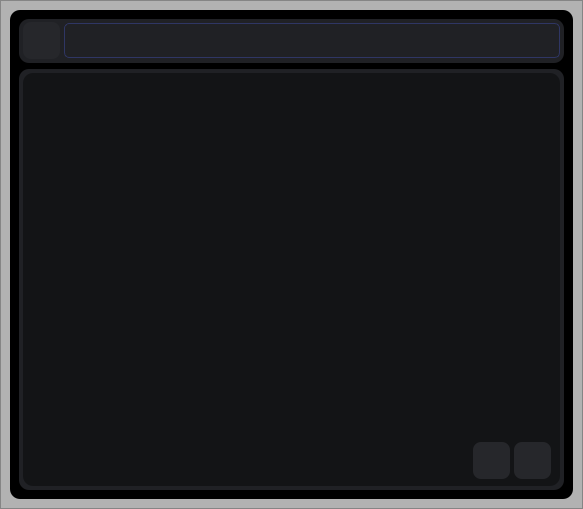
Above: src/gui/ui/windows/ui_file/painel_de_produtos_a_venda.ui from NdondaDaniel2020/SalesManagement before the change. Below: the same form after it.
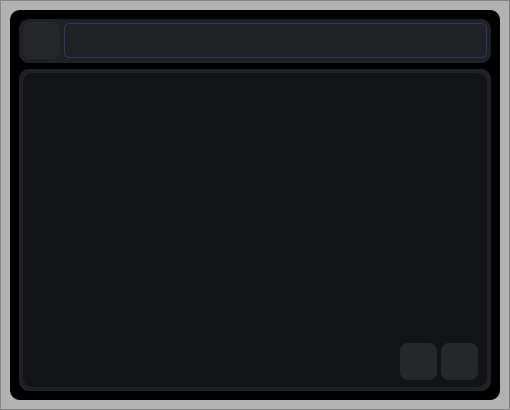
That is the form after the change. Icons and pictures are not drawn.

```diff
--- a/src/gui/ui/windows/ui_file/painel_de_produtos_a_venda.ui
+++ b/src/gui/ui/windows/ui_file/painel_de_produtos_a_venda.ui
@@ -6,8 +6,8 @@
    <rect>
     <x>0</x>
     <y>0</y>
-    <width>583</width>
-    <height>509</height>
+    <width>510</width>
+    <height>410</height>
    </rect>
   </property>
   <property name="windowTitle">
@@ -41,8 +41,20 @@
       <enum>QFrame::Raised</enum>
      </property>
      <layout class="QVBoxLayout" name="verticalLayout">
-      <item>
-       <widget class="QFrame" name="frame">
+      <item alignment="Qt::AlignHCenter|Qt::AlignVCenter">
+       <widget class="QFrame" name="frame_center">
+        <property name="minimumSize">
+         <size>
+          <width>490</width>
+          <height>390</height>
+         </size>
+        </property>
+        <property name="maximumSize">
+         <size>
+          <width>490</width>
+          <height>390</height>
+         </size>
+        </property>
         <property name="styleSheet">
          <string notr="true">QFrame{
 background-color: rgb(0, 0, 0);
@@ -331,8 +343,8 @@
                    <rect>
                     <x>0</x>
                     <y>0</y>
-                    <width>527</width>
-                    <height>359</height>
+                    <width>454</width>
+                    <height>260</height>
                    </rect>
                   </property>
                   <layout class="QVBoxLayout" name="vertical_Layout_268">
```
Left out of the diff: 2 changed lines with no effect on the pictures.
